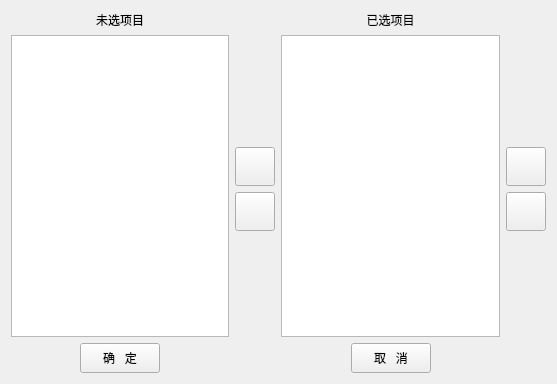
This is HePlugin/HTypeOptionalDialog.ui in hexianqi/QtCode as Qt 5 draws it before an edit. The edited form follows.
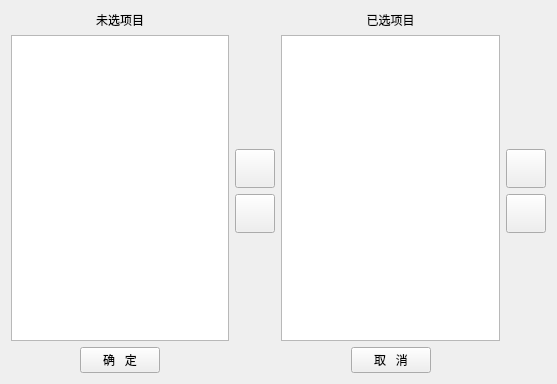
This is the edited form. Icons and pictures are not drawn.

```diff
--- a/HePlugin/HTypeOptionalDialog.ui
+++ b/HePlugin/HTypeOptionalDialog.ui
@@ -143,12 +143,6 @@
    </item>
    <item row="5" column="1">
     <widget class="QPushButton" name="pushButton_1">
-     <property name="minimumSize">
-      <size>
-       <width>0</width>
-       <height>30</height>
-      </size>
-     </property>
      <property name="text">
       <string>确   定</string>
      </property>
@@ -185,12 +179,6 @@
    </item>
    <item row="5" column="5">
     <widget class="QPushButton" name="pushButton_2">
-     <property name="minimumSize">
-      <size>
-       <width>0</width>
-       <height>30</height>
-      </size>
-     </property>
      <property name="text">
       <string>取   消</string>
      </property>
```
